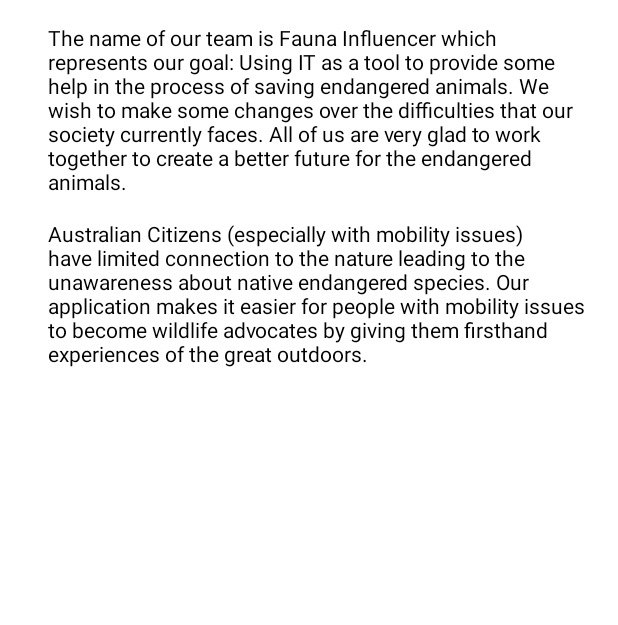
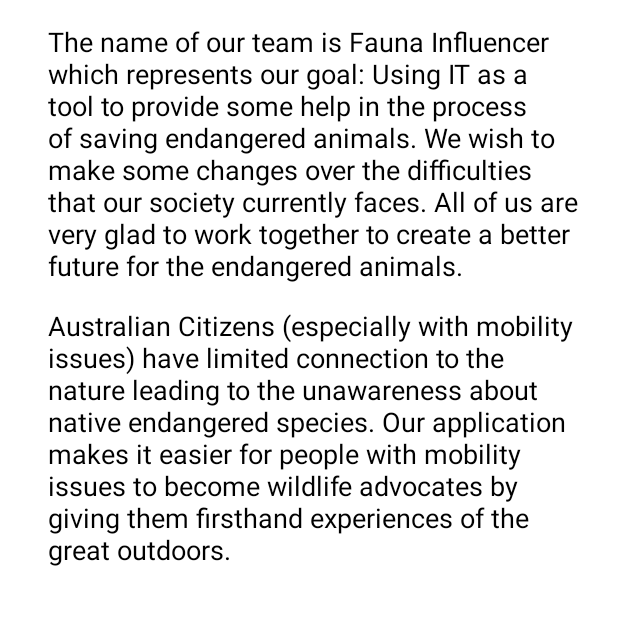
Before and after one commit to Chris-Monash/Easy_Trail, an Android app: the AboutActivity screen opened directly, with no data from a screen before it, on a phone screen of 412 x 824 dp, the part 601-1226 px from its top. Run offline under Robolectric (Android 15) with nearby library versions, the phone set to English and light mode, and no system bars; Roboto replaces fonts that are not available here.

Commit message:
change the about page text size

```diff
--- a/app/src/main/res/layout/activity_about.xml
+++ b/app/src/main/res/layout/activity_about.xml
@@ -72,9 +72,9 @@
             android:layout_marginStart="20dp"
             android:layout_marginTop="15dp"
             android:layout_marginEnd="20dp"
-            android:layout_marginRight="20dp"
             android:text="The name of our team is Fauna Influencer which represents our goal: Using IT as a tool to provide some help in the process of saving endangered animals. We wish to make some changes over the difficulties that our society currently faces. All of us are very glad to work together to create a better future for the endangered animals."
             android:textColor="#000"
+            android:textSize="18dp"
             app:layout_constraintEnd_toEndOf="parent"
             app:layout_constraintStart_toStartOf="parent"
             app:layout_constraintTop_toBottomOf="@+id/name" />
@@ -87,6 +87,7 @@
             android:layout_marginTop="15dp"
             android:layout_marginEnd="20dp"
             android:layout_marginRight="20dp"
+            android:textSize="18dp"
             android:text="Australian Citizens (especially with mobility issues) have limited connection to the nature leading to the unawareness about native endangered species. Our application makes it easier for people with mobility issues to become wildlife advocates by giving them firsthand experiences of the great outdoors." />
 
     </LinearLayout>
```
Also changed, not shown: 1 other file.
